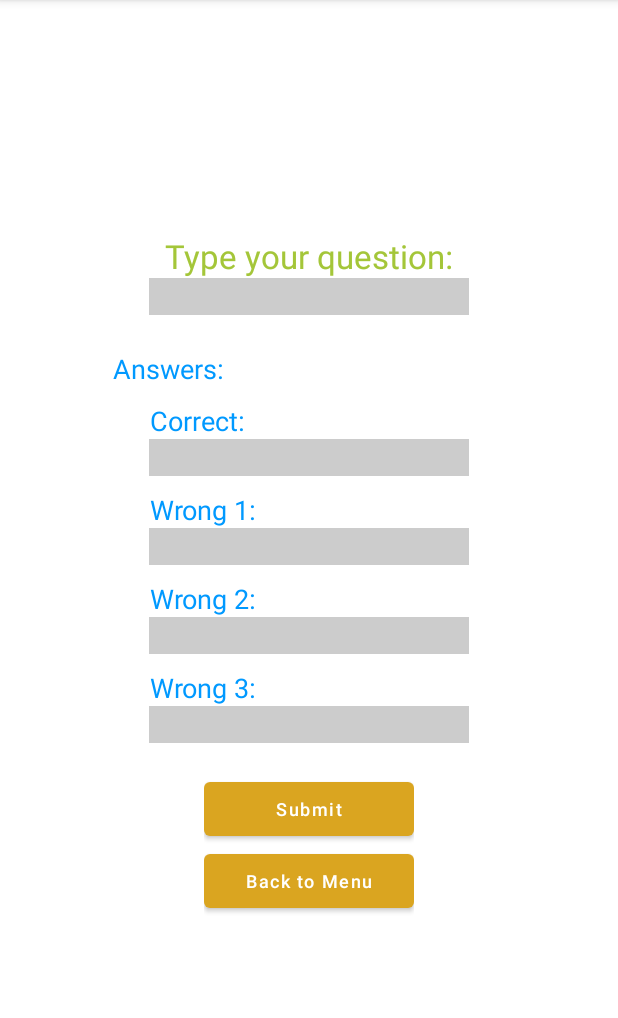
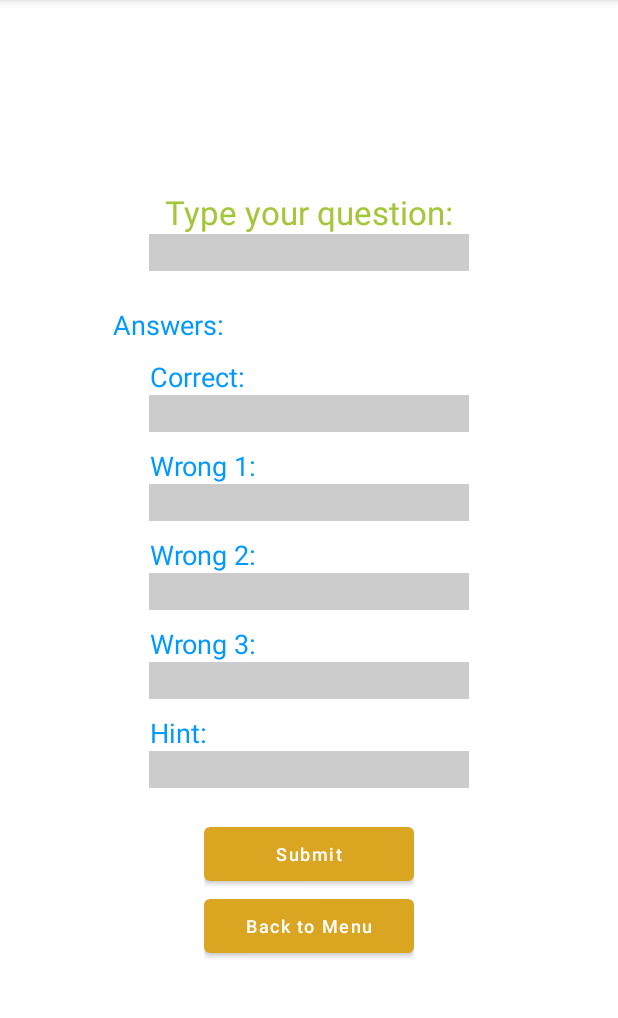
Before and after one commit to Gustrivius/Gustrivius, an Android app: the QAActivity screen opened directly, with no data from a screen before it, after a tap on "Submit", on a phone screen of 412 x 824 dp, the part 84-1102 px from its top. Run offline under Robolectric (Android 15) with nearby library versions, the phone set to English and light mode, and no system bars; our stand-ins replace Firebase (no records; nobody signed in at launch, a user with empty details on screens opened directly).

Commit message:
hint function successed

```diff
--- a/app/build.gradle
+++ b/app/build.gradle
@@ -58,7 +58,7 @@ dependencies {
     implementation 'com.google.firebase:firebase-firestore:24.1.1'
     implementation 'com.google.firebase:firebase-firestore-ktx:24.5.0'
     implementation 'com.firebaseui:firebase-ui-firestore:8.0.2'
-    implementation 'com.mikhaellopez:circularimageview:4.2.0'
+    //implementation 'com.mikhaellopez:circularimageview:4.2.0'
     implementation 'androidx.recyclerview:recyclerview:1.2.0'
     implementation 'androidx.cardview:cardview:1.0.0'
 
--- a/app/src/main/java/com/example/gustrivius/MainActivity.kt
+++ b/app/src/main/java/com/example/gustrivius/MainActivity.kt
@@ -63,7 +63,6 @@ class MainActivity : AppCompatActivity() {
                 .addOnSuccessListener { result ->
                     for (document in result) {
                         QuestionID.add(document.id)
-                        Log.d("Tag", document.id)
                     }
                     binding.playButton.isEnabled = true
                 }
--- a/app/src/main/java/com/example/gustrivius/QAActivity.kt
+++ b/app/src/main/java/com/example/gustrivius/QAActivity.kt
@@ -35,7 +35,8 @@ class QAActivity : AppCompatActivity() {
                 binding.editText2.text.toString(),
                 binding.editText3.text.toString(),
                 binding.editText4.text.toString(),
-                binding.editText5.text.toString()
+                binding.editText5.text.toString(),
+                binding.hint.text.toString()
             )
             db.collection("questions").add(questions).addOnSuccessListener {
                 documentReference ->
@@ -49,6 +50,7 @@ class QAActivity : AppCompatActivity() {
             binding.editText3.getText().clear()
             binding.editText4.getText().clear()
             binding.editText5.getText().clear()
+            binding.hint.getText().clear()
         }
 
         binding.MenuButton.setOnClickListener { view: View ->
--- a/app/src/main/java/com/example/gustrivius/questions.kt
+++ b/app/src/main/java/com/example/gustrivius/questions.kt
@@ -1,3 +1,3 @@
 package com.example.gustrivius
 
-data class questions(val text: String? = null, val correctAnswer: String? = null, val wrongAnswer1: String? = null, val wrongAnswer2: String? = null, val wrongAnswer3: String? = null) {}
+data class questions(val text: String? = null, val correctAnswer: String? = null, val wrongAnswer1: String? = null, val wrongAnswer2: String? = null, val wrongAnswer3: String? = null, val hint: String? = null) {}
--- a/app/src/main/res/layout/activity_qaactivity.xml
+++ b/app/src/main/res/layout/activity_qaactivity.xml
@@ -116,6 +116,26 @@
         <requestFocus />
     </EditText>
 
+    <TextView
+        android:id="@+id/textView6"
+        android:layout_width="wrap_content"
+        android:layout_height="wrap_content"
+        android:layout_gravity="start"
+        android:layout_marginStart="100dp"
+        android:layout_marginTop="10dp"
+        android:text="Hint:"
+        android:textAppearance="?android:attr/textAppearanceMedium"
+        android:textColor="#0099FF" />
+    <EditText
+        android:id="@+id/hint"
+        android:layout_width="wrap_content"
+        android:layout_height="wrap_content"
+        android:background="#CCCCCC"
+        android:ems="10"
+        android:inputType="text" >
+        <requestFocus />
+    </EditText>
+
     <LinearLayout
         android:layout_width="wrap_content"
         android:layout_height="wrap_content"
--- a/app/src/main/res/values/strings.xml
+++ b/app/src/main/res/values/strings.xml
@@ -16,6 +16,7 @@
     <string name="Answer_Box3">Wrong 2:</string>
     <string name="Answer_Box4">Wrong 3:</string>
     <string name="Username_Box">Enter a username:</string>
+    <string name="hint">Hint:</string>
 
     <string name="Score_text">Score</string>
     <string name="Question_text">Question:</string>
```
Also changed, not shown: app/src/main/java/com/example/gustrivius/playActivity.kt (+7 -0 lines), app/src/main/java/com/example/gustrivius/profileActivity.kt (deleted, +0 -13 lines), app/src/main/res/layout/activity_main.xml (+0 -8 lines), app/src/main/res/layout/activity_play.xml (+9 -0 lines), app/src/main/res/layout/activity_profile.xml (deleted, +0 -41 lines), build.gradle (line endings or trailing spaces).
